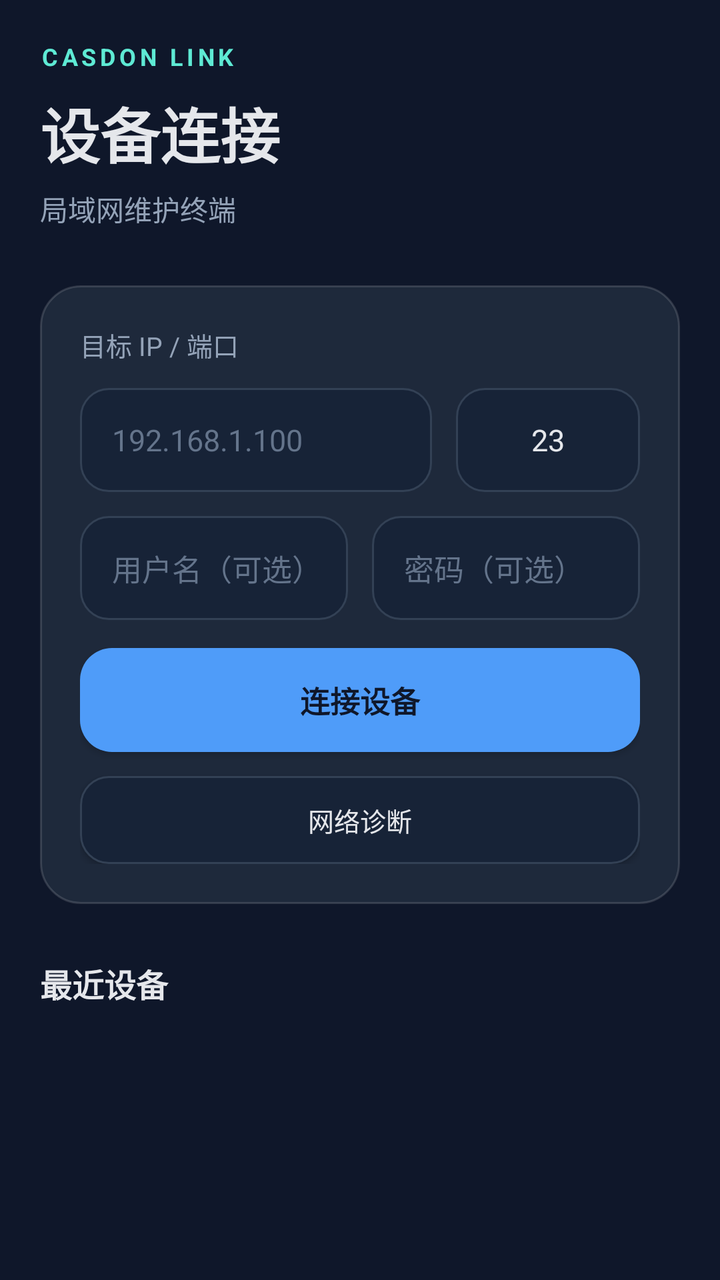
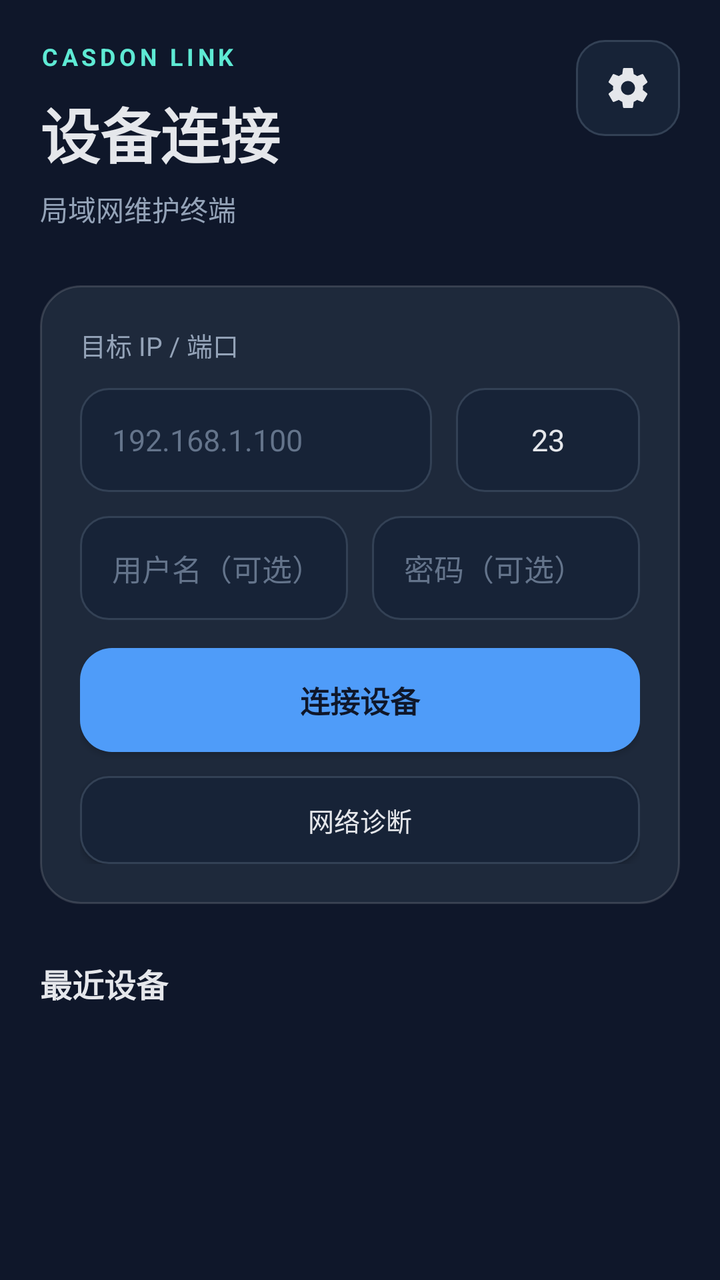

Screens rendered from an Android XML layout before and after an edit, with the pre-edit source and the edit as a unified diff.
<!-- AndroidManifest.xml: application theme Theme.CasdonLink -->
<!-- res/layout/activity_main.xml -->
<?xml version="1.0" encoding="utf-8"?>
<androidx.core.widget.NestedScrollView xmlns:android="http://schemas.android.com/apk/res/android"
    xmlns:tools="http://schemas.android.com/tools"
    android:id="@+id/main"
    style="@style/Widget.CasdonLink.Screen.Scroll"
    tools:context=".MainActivity">

    <LinearLayout style="@style/Widget.CasdonLink.Screen.ScrollContent">

        
        <LinearLayout
            android:id="@+id/mainTitle"
            android:layout_width="match_parent"
            android:layout_height="wrap_content"
            android:orientation="vertical">

            <TextView
                style="@style/Text.CasdonLink.Eyebrow"
                android:text="CASDON LINK" />

            <TextView
                style="@style/Text.CasdonLink.HeroTitle"
                android:layout_marginTop="@dimen/space_sm"
                android:text="设备连接" />

            <TextView
                style="@style/Text.CasdonLink.Subtitle"
                android:layout_marginTop="6dp"
                android:text="局域网维护终端" />
        </LinearLayout>

        <LinearLayout
            style="@style/Widget.CasdonLink.Card"
            android:layout_marginTop="@dimen/space_3xl">

            <TextView
                style="@style/Text.CasdonLink.Label"
                android:text="目标 IP / 端口" />

            <LinearLayout
                android:layout_width="match_parent"
                android:layout_height="wrap_content"
                android:layout_marginTop="@dimen/space_md"
                android:orientation="horizontal">

                <EditText
                    android:id="@+id/ipInput"
                    style="@style/Widget.CasdonLink.EditText"
                    android:layout_width="0dp"
                    android:layout_weight="1"
                    android:hint="192.168.1.100"
                    android:inputType="text" />

                <EditText
                    android:id="@+id/portInput"
                    style="@style/Widget.CasdonLink.EditText.Port"
                    android:layout_marginStart="@dimen/space_md"
                    android:hint="23"
                    android:text="23" />
            </LinearLayout>

            <LinearLayout
                android:layout_width="match_parent"
                android:layout_height="wrap_content"
                android:layout_marginTop="@dimen/space_md"
                android:orientation="horizontal">

                <EditText
                    android:id="@+id/usernameInput"
                    style="@style/Widget.CasdonLink.EditText"
                    android:layout_width="0dp"
                    android:layout_weight="1"
                    android:hint="用户名（可选）"
                    android:inputType="text" />

                <EditText
                    android:id="@+id/passwordInput"
                    style="@style/Widget.CasdonLink.EditText"
                    android:layout_width="0dp"
                    android:layout_marginStart="@dimen/space_md"
                    android:layout_weight="1"
                    android:hint="密码（可选）"
                    android:inputType="textPassword" />
            </LinearLayout>

            <Button
                android:id="@+id/connectButton"
                style="@style/Widget.CasdonLink.Button.Primary"
                android:layout_marginTop="14dp"
                android:text="连接设备" />

            <Button
                android:id="@+id/diagnoseButton"
                style="@style/Widget.CasdonLink.Button.Small"
                android:layout_marginTop="@dimen/space_md"
                android:text="网络诊断" />
        </LinearLayout>

        <TextView
            android:id="@+id/recentTitle"
            style="@style/Text.CasdonLink.SectionTitle"
            android:layout_width="match_parent"
            android:layout_marginTop="@dimen/space_3xl"
            android:text="最近设备" />

        
        <androidx.recyclerview.widget.RecyclerView
            android:id="@+id/recentDevices"
            android:layout_width="match_parent"
            android:layout_height="wrap_content"
            android:layout_marginTop="@dimen/space_md"
            android:clipToPadding="false"
            android:nestedScrollingEnabled="true"
            android:overScrollMode="ifContentScrolls"
            android:scrollbars="vertical" />

        
        <TextView
            android:id="@+id/aboutInfo"
            style="@style/Text.CasdonLink.Footer"
            android:layout_marginTop="@dimen/space_3xl" />

    </LinearLayout>
</androidx.core.widget.NestedScrollView>
<!-- resources referenced by this layout -->
<resources>
  <dimen name="space_3xl">28dp</dimen>
  <dimen name="space_md">12dp</dimen>
  <dimen name="space_sm">8dp</dimen>
  <style name="Theme.CasdonLink" parent="Base.Theme.CasdonLink" />
  <style name="Text.CasdonLink" parent="" />
  <color name="secondary">#5EEAD4</color>
  <dimen name="text_caption">12sp</dimen>
  <dimen name="space_xs">4dp</dimen>
  <color name="text_secondary">#94A3B8</color>
  <color name="text_primary">#E5E7EB</color>
  <dimen name="text_hero">30sp</dimen>
  <dimen name="text_label">13sp</dimen>
  <dimen name="text_section_title">16sp</dimen>
  <dimen name="text_body">14sp</dimen>
  <color name="background">#0F172A</color>
  <style name="Widget.CasdonLink.Button.Secondary" parent="Widget.CasdonLink.Button">
          <item name="android:background">@drawable/bg_input</item>
          <item name="android:textColor">@color/text_primary</item>
      </style>
  <dimen name="control_height_small">44dp</dimen>
  <style name="Widget.CasdonLink" parent="" />
  <dimen name="card_padding">@dimen/space_xl</dimen>
  <dimen name="control_height">52dp</dimen>
  <dimen name="field_padding_horizontal">@dimen/space_lg</dimen>
  <color name="text_hint">#64748B</color>
  <dimen name="text_body_large">15sp</dimen>
  <dimen name="port_field_width">92dp</dimen>
  <style name="Widget.CasdonLink.Screen" parent="" />
  <dimen name="screen_padding_horizontal">@dimen/space_xl</dimen>
  <dimen name="screen_padding_vertical">@dimen/space_xl</dimen>
  <dimen name="screen_padding_bottom">@dimen/space_2xl</dimen>
  <dimen name="space_lg">16dp</dimen>
  <color name="primary">#4F9CF9</color>
  <color name="surface">#1E293B</color>
  <color name="card_stroke">#24FFFFFF</color>
  <dimen name="space_xl">20dp</dimen>
  <color name="input_surface">#172337</color>
  <color name="input_stroke">#334155</color>
  <dimen name="space_2xl">24dp</dimen>
  <style name="ShapeAppearance.CasdonLink.Dialog" parent="ShapeAppearance.Material3.Corner.ExtraLarge">
          <item name="cornerSize">20dp</item>
      </style>
  <!-- unchanged entries left out for length: 22 -->
</resources>

<!-- the commit's change to res/layout/activity_main.xml (unified diff, before → after) -->
@@ -9,24 +9,39 @@
 
         
         <LinearLayout
-            android:id="@+id/mainTitle"
             android:layout_width="match_parent"
             android:layout_height="wrap_content"
-            android:orientation="vertical">
+            android:gravity="top"
+            android:orientation="horizontal">
 
-            <TextView
-                style="@style/Text.CasdonLink.Eyebrow"
-                android:text="CASDON LINK" />
+            <LinearLayout
+                android:id="@+id/mainTitle"
+                android:layout_width="0dp"
+                android:layout_height="wrap_content"
+                android:layout_weight="1"
+                android:orientation="vertical">
 
-            <TextView
-                style="@style/Text.CasdonLink.HeroTitle"
-                android:layout_marginTop="@dimen/space_sm"
-                android:text="设备连接" />
+                <TextView
+                    style="@style/Text.CasdonLink.Eyebrow"
+                    android:text="CASDON LINK" />
 
-            <TextView
-                style="@style/Text.CasdonLink.Subtitle"
-                android:layout_marginTop="6dp"
-                android:text="局域网维护终端" />
+                <TextView
+                    style="@style/Text.CasdonLink.HeroTitle"
+                    android:layout_marginTop="@dimen/space_sm"
+                    android:text="设备连接" />
+
+                <TextView
+                    style="@style/Text.CasdonLink.Subtitle"
+                    android:layout_marginTop="6dp"
+                    android:text="局域网维护终端" />
+            </LinearLayout>
+
+            <ImageButton
+                android:id="@+id/settingsButton"
+                style="@style/Widget.CasdonLink.Button.IconImage"
+                android:layout_marginStart="@dimen/space_md"
+                android:contentDescription="设置"
+                android:src="@drawable/ic_settings" />
         </LinearLayout>
 
         <LinearLayout
<!-- resource entries referenced after the edit -->
@@ -3,6 +3,24 @@
   <dimen name="space_3xl">28dp</dimen>
   <dimen name="space_md">12dp</dimen>
   <dimen name="space_sm">8dp</dimen>
+  <!-- drawable ic_settings (drawable) -->
+  <?xml version="1.0" encoding="utf-8"?>
+  <vector xmlns:android="http://schemas.android.com/apk/res/android"
+      android:width="24dp"
+      android:height="24dp"
+      android:viewportWidth="24"
+      android:viewportHeight="24">
+      <path
+          android:fillColor="@color/text_primary"
+          android:pathData="M19.43,12.98c0.04,-0.32 0.07,-0.65 0.07,-0.98s-0.02,-0.66 -0.07,-0.98l2.11,-1.65c0.19,-0.15 0.24,-0.42 0.12,-0.64l-2,-3.46c-0.12,-0.22 -0.37,-0.31 -0.6,-0.22l-2.49,1c-0.52,-0.4 -1.08,-0.73 -1.69,-0.98L14.5,2.42C14.47,2.18 14.25,2 14,2h-4c-0.25,0 -0.46,0.18 -0.5,0.42L9.13,5.07c-0.61,0.25 -1.17,0.58 -1.69,0.98l-2.49,-1c-0.23,-0.08 -0.48,0 -0.6,0.22l-2,3.46c-0.13,0.22 -0.07,0.49 0.12,0.64l2.11,1.65c-0.04,0.32 -0.07,0.65 -0.07,0.98s0.02,0.66 0.07,0.98l-2.11,1.65c-0.19,0.15 -0.24,0.42 -0.12,0.64l2,3.46c0.12,0.22 0.37,0.31 0.6,0.22l2.49,-1c0.52,0.4 1.08,0.73 1.69,0.98l0.37,2.65c0.04,0.24 0.25,0.42 0.5,0.42h4c0.25,0 0.46,-0.18 0.5,-0.42l0.37,-2.65c0.61,-0.25 1.17,-0.58 1.69,-0.98l2.49,1c0.23,0.08 0.48,0 0.6,-0.22l2,-3.46c0.12,-0.22 0.07,-0.49 -0.12,-0.64L19.43,12.98zM12,15.5c-1.93,0 -3.5,-1.57 -3.5,-3.5s1.57,-3.5 3.5,-3.5 3.5,1.57 3.5,3.5 -1.57,3.5 -3.5,3.5z" />
+  </vector>
+  <style name="Widget.CasdonLink.Button.IconImage" parent="Widget.CasdonLink">
+          <item name="android:layout_width">@dimen/icon_button_width</item>
+          <item name="android:layout_height">@dimen/icon_button_height</item>
+          <item name="android:background">@drawable/bg_input</item>
+          <item name="android:padding">@dimen/space_md</item>
+          <item name="android:scaleType">centerInside</item>
+      </style>
   <style name="Theme.CasdonLink" parent="Base.Theme.CasdonLink" />
   <style name="Text.CasdonLink" parent="" />
   <color name="secondary">#5EEAD4</color>
@@ -17,10 +35,15 @@
   <color name="background">#0F172A</color>
   <style name="Widget.CasdonLink.Button.Secondary" parent="Widget.CasdonLink.Button">
           <item name="android:background">@drawable/bg_input</item>
+          
+          <item name="android:backgroundTint">@null</item>
+          <item name="backgroundTint">@null</item>
           <item name="android:textColor">@color/text_primary</item>
       </style>
   <dimen name="control_height_small">44dp</dimen>
   <style name="Widget.CasdonLink" parent="" />
+  <dimen name="icon_button_width">52dp</dimen>
+  <dimen name="icon_button_height">48dp</dimen>
   <dimen name="card_padding">@dimen/space_xl</dimen>
   <dimen name="control_height">52dp</dimen>
   <dimen name="field_padding_horizontal">@dimen/space_lg</dimen>
